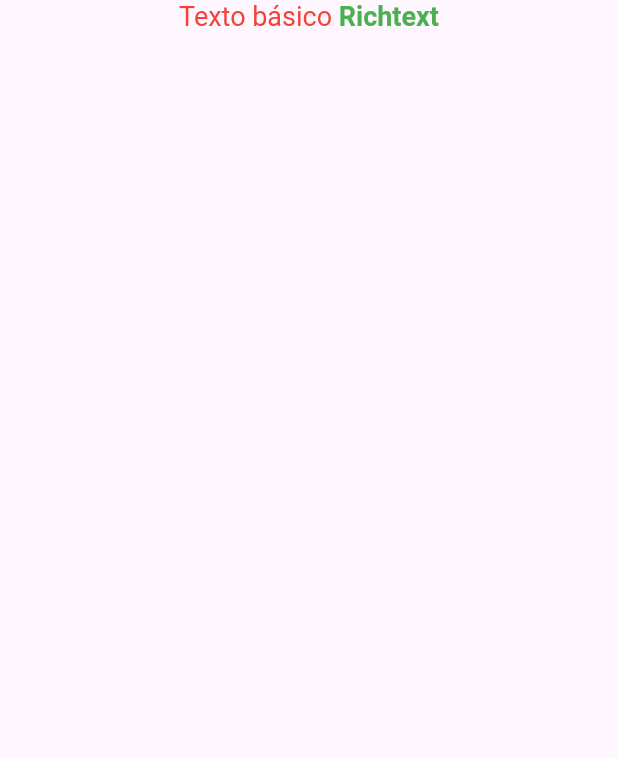
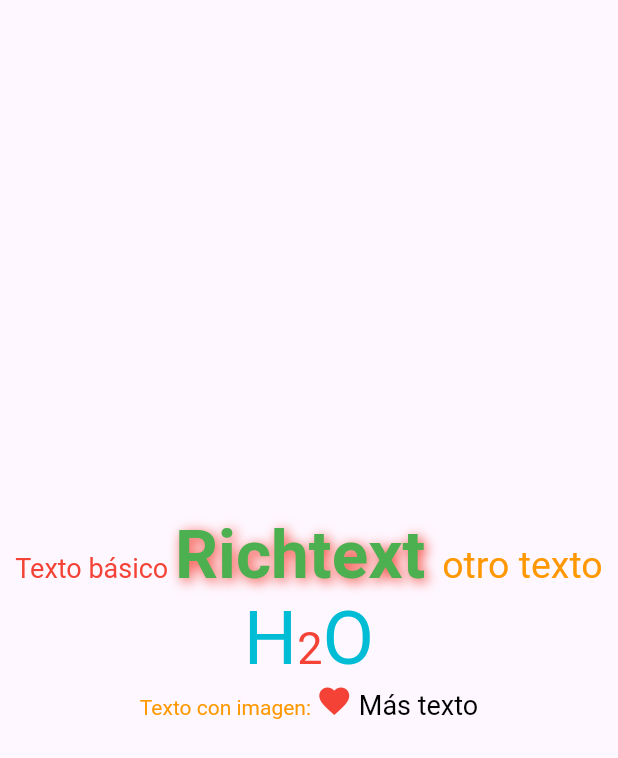
Before and after one commit to fr4nsgallegos/imcappg10, a Flutter app: the screen it shows after launch, on a phone screen of 412 x 824 dp. Shown: the top 758 px of the screen. Run offline on Flutter 3.47's test engine with Material 3 defaults, Android fonts, the phone set to English and light mode, and no system bars.

Commit message:
texto con imagen

```diff
--- a/lib/pages/rich_text_page.dart
+++ b/lib/pages/rich_text_page.dart
@@ -5,9 +5,12 @@ class RichTextPage extends StatelessWidget {
   Widget build(BuildContext context) {
     return SafeArea(
       child: Scaffold(
+        // backgroundColor: Colors.black,
         body: Center(
           child: Column(
+            mainAxisAlignment: MainAxisAlignment.center,
             children: [
+              //INTRO RICH TEXT
               RichText(
                 text: TextSpan(
                   text: "Texto básico ",
@@ -17,15 +20,65 @@ class RichTextPage extends StatelessWidget {
                   ),
                   children: [
                     TextSpan(
-                      text: "Richtext",
+                      text: "Richtext ",
                       style: TextStyle(
                         fontWeight: FontWeight.bold,
                         color: Colors.green,
+                        fontSize: 45,
+                        shadows: [
+                          Shadow(
+                            color: Colors.red,
+                            offset: Offset(2.0, 2.0),
+                            blurRadius: 10.0,
+                          ),
+                        ],
                       ),
+                    ),
+                    TextSpan(
+                      text: "otro texto",
+                      style: TextStyle(color: Colors.orange, fontSize: 25),
                     ),
                   ],
                 ),
               ),
+
+              //SIMULANDO SUBINDICES
+              RichText(
+                text: TextSpan(
+                  style: TextStyle(color: Colors.cyan, fontSize: 50),
+                  children: [
+                    TextSpan(text: "H"),
+                    TextSpan(
+                      text: "2",
+                      style: TextStyle(
+                        fontSize: 30,
+                        color: Colors.red,
+                      ),
+                    ),
+                    TextSpan(text: "O"),
+                  ],
+                ),
+              ),
+
+              //TEXTO CON IMÁGENES
+              RichText(
+                text: TextSpan(
+                  style: TextStyle(color: Colors.orange),
+                  children: [
+                    TextSpan(text: "Texto con imagen: "),
+                    WidgetSpan(
+                      child: Icon(
+                        Icons.favorite,
+                        color: Colors.red,
+                      ),
+                    ),
+                    TextSpan(
+                      text: " Más texto",
+                      style: TextStyle(color: Colors.black, fontSize: 18),
+                    ),
+                  ],
+                ),
+              )
             ],
           ),
         ),
```
